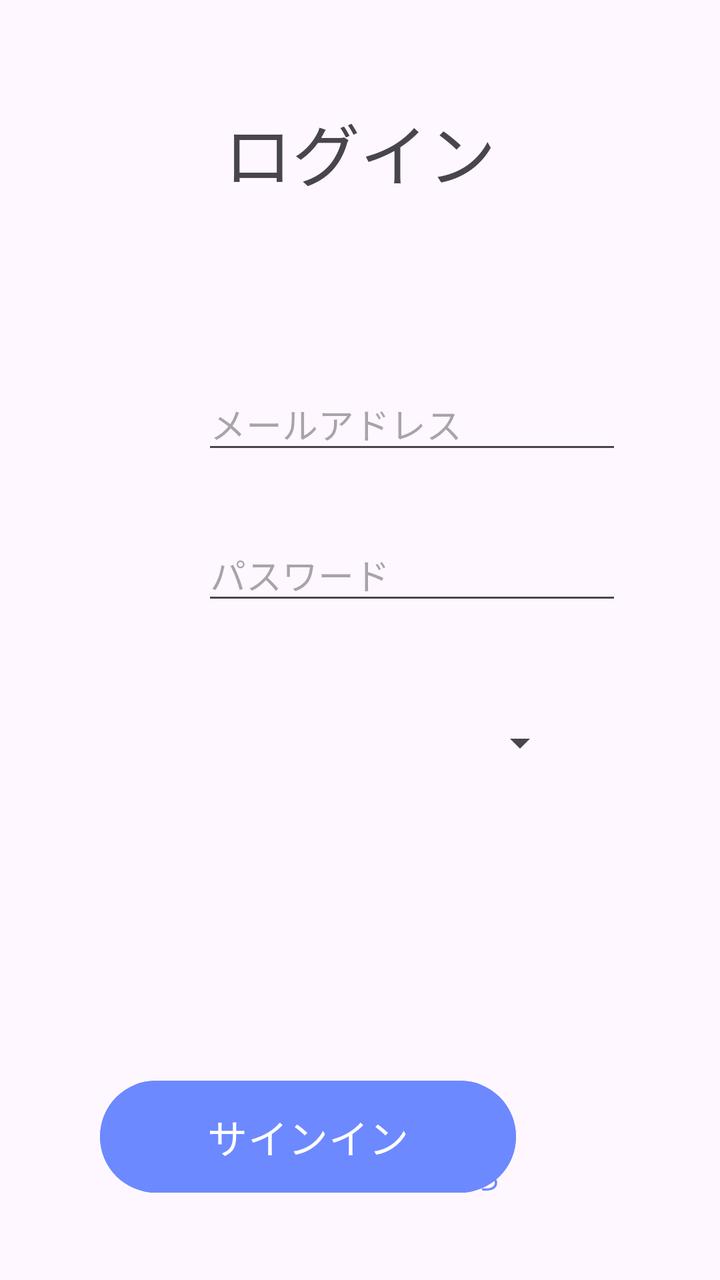
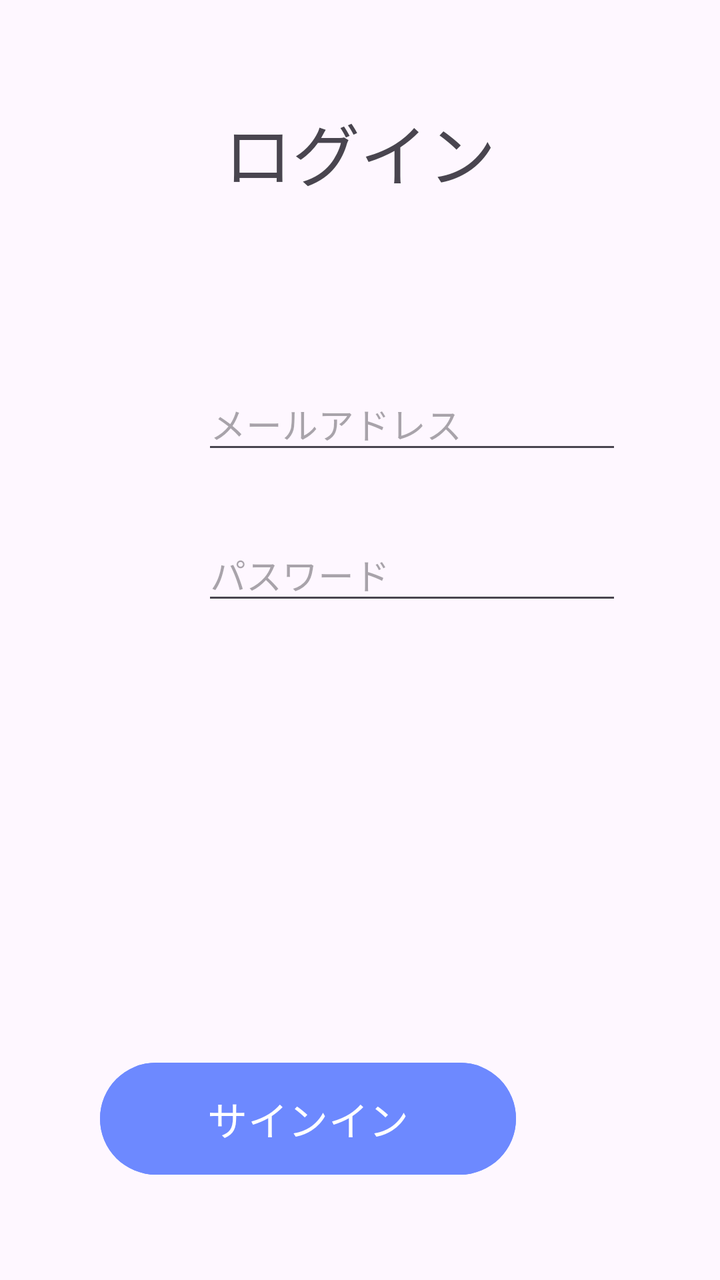

Screens rendered from an Android XML layout before and after an edit, with the pre-edit source and the edit as a unified diff.
<!-- AndroidManifest.xml: application theme Theme.Medmemo -->
<!-- res/layout/activity_login.xml -->
<?xml version="1.0" encoding="utf-8"?>
<androidx.constraintlayout.widget.ConstraintLayout xmlns:android="http://schemas.android.com/apk/res/android"
    xmlns:app="http://schemas.android.com/apk/res-auto"
    xmlns:tools="http://schemas.android.com/tools"
    android:id="@+id/main"
    android:layout_width="match_parent"
    android:layout_height="match_parent"
    tools:context=".LoginActivity">

    <TextView
        android:id="@+id/loginText"
        android:layout_width="wrap_content"
        android:layout_height="wrap_content"
        android:layout_marginStart="138dp"
        android:layout_marginTop="51dp"
        android:layout_marginEnd="138dp"
        android:text="ログイン"
        android:textSize="34sp"
        app:layout_constraintEnd_toEndOf="parent"
        app:layout_constraintStart_toStartOf="parent"
        app:layout_constraintTop_toTopOf="parent" />

    <EditText
        android:id="@+id/userIdEdit"
        android:layout_width="wrap_content"
        android:layout_height="wrap_content"
        android:layout_marginStart="101dp"
        android:layout_marginTop="88dp"
        android:layout_marginEnd="101dp"
        android:ems="10"
        android:hint="メールアドレス"
        android:inputType="textEmailAddress"
        app:layout_constraintBottom_toBottomOf="parent"
        app:layout_constraintEnd_toEndOf="parent"
        app:layout_constraintHorizontal_bias="0.0"
        app:layout_constraintStart_toStartOf="parent"
        app:layout_constraintTop_toBottomOf="@+id/loginText"
        app:layout_constraintVertical_bias="0.0" />

    <EditText
        android:id="@+id/passwordEdit"
        android:layout_width="wrap_content"
        android:layout_height="wrap_content"
        android:layout_marginStart="101dp"
        android:layout_marginTop="32dp"
        android:layout_marginEnd="101dp"
        android:ems="10"
        android:hint="パスワード"
        android:inputType="textPassword"
        app:layout_constraintBottom_toBottomOf="parent"
        app:layout_constraintEnd_toEndOf="parent"
        app:layout_constraintHorizontal_bias="0.0"
        app:layout_constraintStart_toStartOf="parent"
        app:layout_constraintTop_toBottomOf="@+id/userIdEdit"
        app:layout_constraintVertical_bias="0.0" />

    <TextView
        android:id="@+id/createPageText"
        android:layout_width="wrap_content"
        android:layout_height="wrap_content"
        android:layout_marginStart="136dp"
        android:layout_marginTop="22dp"
        android:layout_marginEnd="135dp"
        android:layout_marginBottom="85dp"
        android:text="新規登録はこちらから"
        android:textColor="#6D89FF"
        app:layout_constraintBottom_toBottomOf="parent"
        app:layout_constraintEnd_toEndOf="parent"
        app:layout_constraintStart_toStartOf="parent"
        app:layout_constraintTop_toBottomOf="@+id/loginButton" />

    <Button
        android:id="@+id/loginButton"
        android:layout_width="208dp"
        android:layout_height="64dp"
        android:layout_marginStart="101dp"
        android:layout_marginTop="147dp"
        android:layout_marginEnd="102dp"
        android:backgroundTint="#6D89FF"
        android:text="サインイン"
        android:textSize="20sp"
        app:layout_constraintEnd_toEndOf="parent"
        app:layout_constraintHorizontal_bias="1.0"
        app:layout_constraintStart_toStartOf="parent"
        app:layout_constraintTop_toBottomOf="@+id/roleEdit" />

    <Spinner
        android:id="@+id/roleEdit"
        android:layout_width="206dp"
        android:layout_height="36dp"
        android:layout_marginStart="104dp"
        android:layout_marginTop="46dp"
        android:layout_marginEnd="102dp"
        android:layout_marginBottom="147dp"
        app:layout_constraintBottom_toTopOf="@+id/loginButton"
        app:layout_constraintEnd_toEndOf="parent"
        app:layout_constraintStart_toStartOf="parent"
        app:layout_constraintTop_toBottomOf="@+id/passwordEdit" />
</androidx.constraintlayout.widget.ConstraintLayout>
<!-- resources referenced by this layout -->
<resources>
  <style name="Theme.Medmemo" parent="Base.Theme.Medmemo" />
  <style name="Base.Theme.Medmemo" parent="Theme.Material3.DayNight.NoActionBar">
          
          
      </style>
</resources>

<!-- the commit's change to res/layout/activity_login.xml (unified diff, before → after) -->
@@ -74,7 +74,7 @@
         android:layout_width="208dp"
         android:layout_height="64dp"
         android:layout_marginStart="101dp"
-        android:layout_marginTop="147dp"
+        android:layout_marginTop="220dp"
         android:layout_marginEnd="102dp"
         android:backgroundTint="#6D89FF"
         android:text="サインイン"
@@ -82,18 +82,6 @@
         app:layout_constraintEnd_toEndOf="parent"
         app:layout_constraintHorizontal_bias="1.0"
         app:layout_constraintStart_toStartOf="parent"
-        app:layout_constraintTop_toBottomOf="@+id/roleEdit" />
+        app:layout_constraintTop_toBottomOf="@+id/passwordEdit" />
 
-    <Spinner
-        android:id="@+id/roleEdit"
-        android:layout_width="206dp"
-        android:layout_height="36dp"
-        android:layout_marginStart="104dp"
-        android:layout_marginTop="46dp"
-        android:layout_marginEnd="102dp"
-        android:layout_marginBottom="147dp"
-        app:layout_constraintBottom_toTopOf="@+id/loginButton"
-        app:layout_constraintEnd_toEndOf="parent"
-        app:layout_constraintStart_toStartOf="parent"
-        app:layout_constraintTop_toBottomOf="@+id/passwordEdit" />
 </androidx.constraintlayout.widget.ConstraintLayout>
